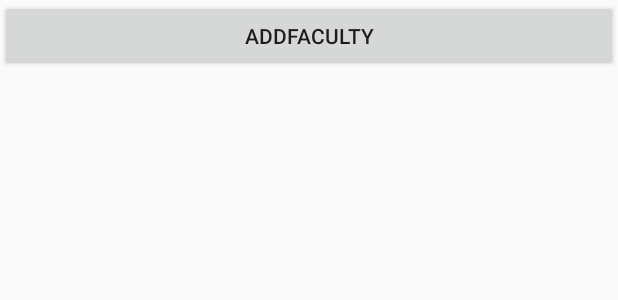
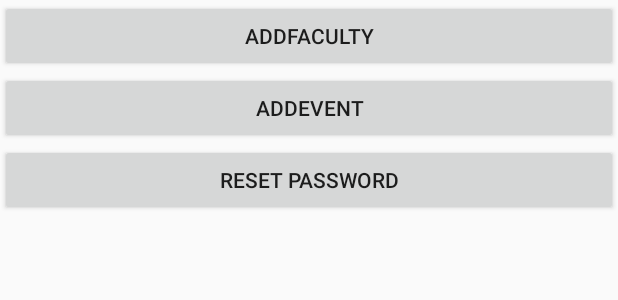
Before and after one commit to sanjailal/FacultyCalendarScheduler, an Android app: the layout activity_admin_layout.xml on its own in the app's theme, with its tools: preview values and no code run, on a phone screen of 412 x 824 dp. Shown: the top 300 px of the screen. Run offline under Robolectric (Android 15) with nearby library versions, the phone set to English and light mode, and no system bars.

Commit message:
Reset password added

```diff
--- a/app/src/main/AndroidManifest.xml
+++ b/app/src/main/AndroidManifest.xml
@@ -9,13 +9,14 @@
     <uses-permission android:name="android.permission.ACCESS_NETWORK_STATE" />
 
     <application
-        android:fullBackupContent=".MainActivity"
         android:allowBackup="true"
         android:icon="@mipmap/ic_launcher"
         android:label="@string/app_name"
         android:roundIcon="@mipmap/ic_launcher_round"
         android:supportsRtl="true"
         android:theme="@style/AppTheme">
+        <activity android:name=".resetpassword"></activity>
+        <activity android:name=".addevent" />
         <activity android:name=".Timetable" />
         <activity android:name=".Userlogin" />
         <activity android:name=".MainActivity" />
@@ -31,4 +32,5 @@
             </intent-filter>
         </activity>
     </application>
+
 </manifest>
--- a/app/src/main/res/layout/activity_admin_layout.xml
+++ b/app/src/main/res/layout/activity_admin_layout.xml
@@ -1,15 +1,27 @@
 <?xml version="1.0" encoding="utf-8"?>
 <LinearLayout xmlns:android="http://schemas.android.com/apk/res/android"
-    xmlns:app="http://schemas.android.com/apk/res-auto"
     xmlns:tools="http://schemas.android.com/tools"
     android:layout_width="match_parent"
     android:layout_height="match_parent"
+    android:orientation="vertical"
     tools:context=".admin_layout">
+
 
     <Button
         android:id="@+id/addFaculty"
-        android:layout_width="wrap_content"
+        android:layout_width="match_parent"
         android:layout_height="wrap_content"
-        android:layout_weight="1"
         android:text="addFaculty" />
+
+    <Button
+        android:id="@+id/addevent"
+        android:layout_width="match_parent"
+        android:layout_height="wrap_content"
+        android:text="addEvent" />
+
+    <Button
+        android:id="@+id/resetpassword"
+        android:layout_width="match_parent"
+        android:layout_height="wrap_content"
+        android:text="Reset Password" />
 </LinearLayout>
```
Also changed, not shown: app/build.gradle (+6 -4 lines), app/src/main/java/com/example/facultycalendarscheduler/addevent.java (added, +14 -0 lines), app/src/main/java/com/example/facultycalendarscheduler/admin_layout.java (+18 -2 lines), app/src/main/java/com/example/facultycalendarscheduler/calendar_view.java (+9 -4 lines), app/src/main/java/com/example/facultycalendarscheduler/resetpassword.java (added, +53 -0 lines), app/src/main/res/layout/activity_addevent.xml (added, +8 -0 lines), app/src/main/res/layout/activity_resetpassword.xml (added, +25 -0 lines), app/src/main/java/com/example/facultycalendarscheduler/jdbc.java (line endings or trailing spaces).
